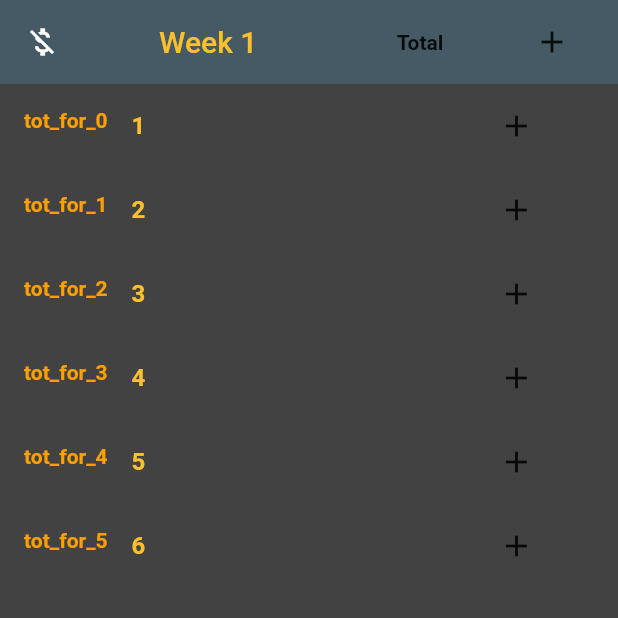
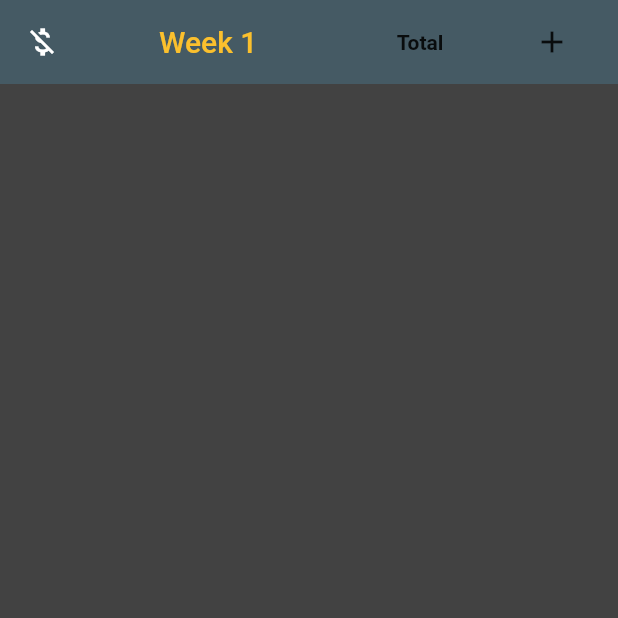
Before and after one commit to saivishnu725/Attendance, a Flutter app: the screen it shows after launch, on a phone screen of 412 x 824 dp, the top half of it. Run offline on Flutter 3.47's test engine with Material 2 defaults, Android fonts, the phone set to English and light mode, and no system bars.

Commit message:
Revert "Gave separate listTile for everyone but somehow got no errors for 6 users but got for 7."
This reverts commit ec4f7a26b70a764530c573df462f8b0335449b06.

```diff
--- a/lib/data.dart
+++ b/lib/data.dart
@@ -1,6 +1,6 @@
 import 'package:flutter/material.dart';
 
-List<String> names = ['1', '2', '3', '4', '5', '6','7','8'];
+List<String> names = ['1', '2', '3', '4', '5', '6'];
 Widget actionAppBar() {
   return Row(children: [
     RaisedButton(
--- a/lib/mainscreen.dart
+++ b/lib/mainscreen.dart
@@ -46,160 +46,13 @@ class _MainScreenState extends State<MainScreen> {
       body: ListView(
         children: [
           //Moving away from the template cuz i dont have to add new ppl.
-          ListTile(
-            leading: Text(
-              "tot_for_0",
-              style: TextStyle(
-                  color: Colors.amber[700], fontWeight: FontWeight.bold),
-            ),
-            title: Text(
-              names[0],
-              style: TextStyle(
-                  color: Colors.yellow[700], fontWeight: FontWeight.bold),
-            ),
-            trailing: RaisedButton.icon(
-              onPressed: () {
-                debugPrint("Add one for 0");
-              },
-              icon: Icon(Icons.add),
-              label: Text(" "),
-              elevation: 0.0,
-              color: Colors.grey[800],
-              splashColor: Colors.yellow[700],
-            ),
-          ), //0
-          ListTile(
-            leading: Text(
-              "tot_for_1",
-              style: TextStyle(
-                  color: Colors.amber[700], fontWeight: FontWeight.bold),
-            ),
-            title: Text(
-              names[1],
-              style: TextStyle(
-                  color: Colors.yellow[700], fontWeight: FontWeight.bold),
-            ),
-            trailing: RaisedButton.icon(
-              onPressed: () {
-                debugPrint("Add one for 1");
-              },
-              icon: Icon(Icons.add),
-              label: Text(" "),
-              elevation: 0.0,
-              color: Colors.grey[800],
-              splashColor: Colors.yellow[700],
-            ),
-          ), //1
-          ListTile(
-            leading: Text(
-              "tot_for_2",
-              style: TextStyle(
-                  color: Colors.amber[700], fontWeight: FontWeight.bold),
-            ),
-            title: Text(
-              names[2],
-              style: TextStyle(
-                  color: Colors.yellow[700], fontWeight: FontWeight.bold),
-            ),
-            trailing: RaisedButton.icon(
-              onPressed: () {
-                debugPrint("Add one for 2");
-              },
-              icon: Icon(Icons.add),
-              label: Text(" "),
-              elevation: 0.0,
-              color: Colors.grey[800],
-              splashColor: Colors.yellow[700],
-            ),
-          ), //2
-          ListTile(
-            leading: Text(
-              "tot_for_3",
-              style: TextStyle(
-                  color: Colors.amber[700], fontWeight: FontWeight.bold),
-            ),
-            title: Text(
-              names[3],
-              style: TextStyle(
-                  color: Colors.yellow[700], fontWeight: FontWeight.bold),
-            ),
-            trailing: RaisedButton.icon(
-              onPressed: () {
-                debugPrint("Add one for 3");
-              },
-              icon: Icon(Icons.add),
-              label: Text(" "),
-              elevation: 0.0,
-              color: Colors.grey[800],
-              splashColor: Colors.yellow[700],
-            ),
-          ), //3
-          ListTile(
-            leading: Text(
-              "tot_for_4",
-              style: TextStyle(
-                  color: Colors.amber[700], fontWeight: FontWeight.bold),
-            ),
-            title: Text(
-              names[4],
-              style: TextStyle(
-                  color: Colors.yellow[700], fontWeight: FontWeight.bold),
-            ),
-            trailing: RaisedButton.icon(
-              onPressed: () {
-                debugPrint("Add one for 4");
-              },
-              icon: Icon(Icons.add),
-              label: Text(" "),
-              elevation: 0.0,
-              color: Colors.grey[800],
-              splashColor: Colors.yellow[700],
-            ),
-          ), //4
-          ListTile(
-            leading: Text(
-              "tot_for_5",
-              style: TextStyle(
-                  color: Colors.amber[700], fontWeight: FontWeight.bold),
-            ),
-            title: Text(
-              names[5],
-              style: TextStyle(
-                  color: Colors.yellow[700], fontWeight: FontWeight.bold),
-            ),
-            trailing: RaisedButton.icon(
-              onPressed: () {
-                debugPrint("Add one for 5");
-              },
-              icon: Icon(Icons.add),
-              label: Text(" "),
-              elevation: 0.0,
-              color: Colors.grey[800],
-              splashColor: Colors.yellow[700],
-            ),
-          ), //5
-          // ListTile(
-          //   leading: Text(
-          //     "tot_for_6",
-          //     style: TextStyle(
-          //         color: Colors.amber[700], fontWeight: FontWeight.bold),
-          //   ),
-          //   title: Text(
-          //     names[6],
-          //     style: TextStyle(
-          //         color: Colors.yellow[700], fontWeight: FontWeight.bold),
-          //   ),
-          //   trailing: RaisedButton.icon(
-          //     onPressed: () {
-          //       debugPrint("Add one for 6");
-          //     },
-          //     icon: Icon(Icons.add),
-          //     label: Text(" "),
-          //     elevation: 0.0,
-          //     color: Colors.grey[800],
-          //     splashColor: Colors.yellow[700],
-          //   ),
-          // ), //6
+          ListTile(),//1
+          ListTile(),//2
+          ListTile(),//3
+          ListTile(),//4
+          ListTile(),//5
+          ListTile(),//6
+          ListTile(),//7
         ],
       ),
     );
```
